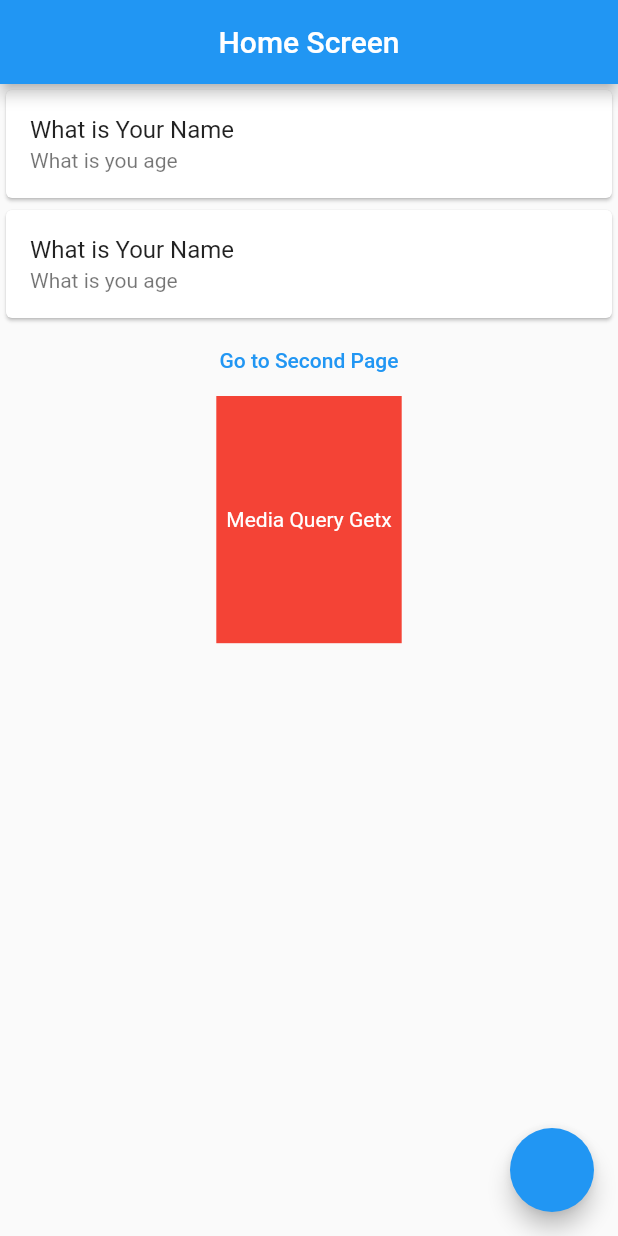
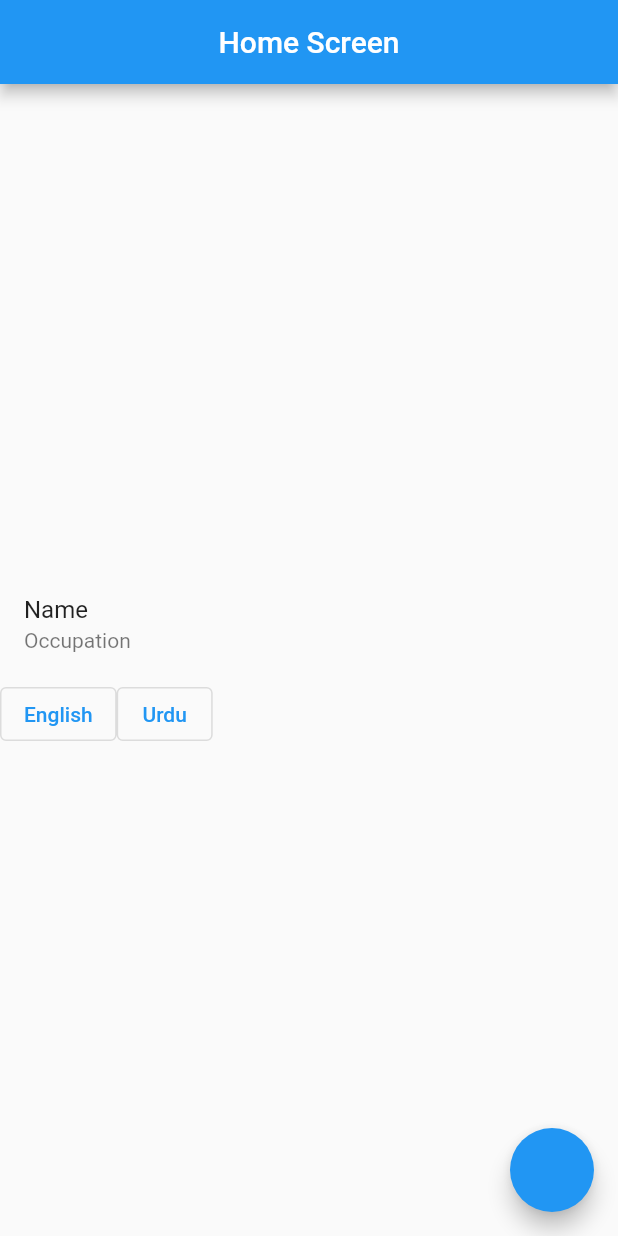
Before and after one commit to Shahabmustafa/Flutter_Getx_Beginner, a Flutter app: the screen it shows after launch, on a phone screen of 412 x 824 dp. Run offline on Flutter 3.47's test engine with Material 2 defaults, Android fonts, the phone set to English and light mode, and no system bars; our stand-ins replace get.

Commit message:
Getx localization & Change App Language

```diff
--- a/lib/home_screen.dart
+++ b/lib/home_screen.dart
@@ -19,80 +19,100 @@ class _HomeScreenState extends State<HomeScreen> {
         title: Text('Home Screen'),
       ),
       body: Column(
-        // mainAxisAlignment: MainAxisAlignment.center,
+        mainAxisAlignment: MainAxisAlignment.center,
+        crossAxisAlignment: CrossAxisAlignment.center,
         children: [
-          Card(
-           child: ListTile(
-             title: Text('What is Your Name'),
-             subtitle: Text('What is you age'),
-             onTap: (){
-               Get.defaultDialog(
-                 title: 'Shahab Mustafa',
-                 middleText: '19 Year',
-                 // textConfirm: 'yes',
-                 // textCancel: 'No'
-                 confirm: TextButton(onPressed: (){
-                   Get.back();
-                 }, child: Text('Yes')),
-                 cancel: TextButton(onPressed: (){
+         //  Card(
+         //   child: ListTile(
+         //     title: Text('What is Your Name'),
+         //     subtitle: Text('What is you age'),
+         //     onTap: (){
+         //       Get.defaultDialog(
+         //         title: 'Shahab Mustafa',
+         //         middleText: '19 Year',
+         //         // textConfirm: 'yes',
+         //         // textCancel: 'No'
+         //         confirm: TextButton(onPressed: (){
+         //           Get.back();
+         //         }, child: Text('Yes')),
+         //         cancel: TextButton(onPressed: (){
+         //
+         //         }, child: Text('NO'))
+         //       );
+         //     },
+         //   ),
+         // ),
+         //  Card(
+         //    child: ListTile(
+         //      title: const Text('What is Your Name'),
+         //      subtitle: const Text('What is you age'),
+         //      onTap: (){
+         //        Get.bottomSheet(
+         //          Column(
+         //            mainAxisAlignment: MainAxisAlignment.center,
+         //            children: [
+         //              Container(
+         //                color: Colors.red,
+         //                child: Column(
+         //                  children: [
+         //                    ListTile(
+         //                      title: const Text('Light Theme'),
+         //                      leading: const Icon(Icons.light_mode),
+         //                      onTap: (){
+         //                        Get.changeTheme(ThemeData.light());
+         //                      },
+         //                    ),
+         //                    ListTile(
+         //                      title: const Text('Dark Theme'),
+         //                      leading: const Icon(Icons.dark_mode),
+         //                      onTap: (){
+         //                        Get.changeTheme(ThemeData.dark());
+         //                      },
+         //                    ),
+         //                  ],
+         //                ),
+         //              ),
+         //            ],
+         //          ),
+         //        );
+         //      },
+         //    ),
+         //  ),
+         //  Column(
+         //    mainAxisAlignment: MainAxisAlignment.center,
+         //    children: [
+         //      TextButton(
+         //        onPressed: (){
+         //          Get.to(SecondPage());
+         //        },
+         //        child: const Text('Go to Second Page'),
+         //      ),
+         //    ],
+         //  ),
+         //  Container(
+         //    width: Get.width * 0.3,
+         //    height: Get.height * 0.2,
+         //    color: Colors.red,
+         //    child: Center(child: Text('Media Query Getx',style: TextStyle(color: Colors.white),)),
+         //  ),
+          ListTile(
+            title: Text('Name'.tr),
+            subtitle: Text('Occupation'.tr),
+          ),
+          Row(
+            children: [
+             OutlinedButton(
+                 onPressed: (){
+                   Get.updateLocale(Locale('en_US'));
+                   },
+                 child: Text('English')),
+              OutlinedButton(
+                  onPressed: (){
+                    Get.updateLocale(Locale('ur_PK'));
+                  },
+                  child: Text('Urdu')),
 
-                 }, child: Text('NO'))
-               );
-             },
-           ),
-         ),
-          Card(
-            child: ListTile(
-              title: const Text('What is Your Name'),
-              subtitle: const Text('What is you age'),
-              onTap: (){
-                Get.bottomSheet(
-                  Column(
-                    mainAxisAlignment: MainAxisAlignment.center,
-                    children: [
-                      Container(
-                        color: Colors.red,
-                        child: Column(
-                          children: [
-                            ListTile(
-                              title: const Text('Light Theme'),
-                              leading: const Icon(Icons.light_mode),
-                              onTap: (){
-                                Get.changeTheme(ThemeData.light());
-                              },
-                            ),
-                            ListTile(
-                              title: const Text('Dark Theme'),
-                              leading: const Icon(Icons.dark_mode),
-                              onTap: (){
-                                Get.changeTheme(ThemeData.dark());
-                              },
-                            ),
-                          ],
-                        ),
-                      ),
-                    ],
-                  ),
-                );
-              },
-            ),
-          ),
-          Column(
-            mainAxisAlignment: MainAxisAlignment.center,
-            children: [
-              TextButton(
-                onPressed: (){
-                  Get.to(SecondPage());
-                },
-                child: const Text('Go to Second Page'),
-              ),
             ],
-          ),
-          Container(
-            width: Get.width * 0.3,
-            height: Get.height * 0.2,
-            color: Colors.red,
-            child: Center(child: Text('Media Query Getx',style: TextStyle(color: Colors.white),)),
           ),
         ],
       ),
--- /dev/null
+++ b/lib/languages.dart
@@ -0,0 +1,20 @@
+
+import 'package:get/get_navigation/src/root/internacionalization.dart';
+
+class Languages extends Translations{
+  @override
+  // TODO: implement keys
+  Map<String, Map<String, String>> get keys => {
+    'en_US' : {
+      'Name' : 'Shahab Mustafa',
+      // 'age' : '18',
+      'Occupation' : 'Developer',
+    },
+    'ur_PK' : {
+      'Name' : 'شہاب مصطفی',
+      // 'age' : '18',
+      'Occupation' : 'ڈویلپر',
+    }
+  };
+
+}
--- a/lib/main.dart
+++ b/lib/main.dart
@@ -1,5 +1,6 @@
 import 'package:flutter/material.dart';
 import 'package:flutter_getx_begginer/home_screen.dart';
+import 'package:flutter_getx_begginer/languages.dart';
 import 'package:flutter_getx_begginer/second_screen.dart';
 import 'package:flutter_getx_begginer/third_screen.dart';
 import 'package:get/get_navigation/get_navigation.dart';
@@ -17,6 +18,9 @@ class MyApp extends StatelessWidget {
     return GetMaterialApp(
       debugShowCheckedModeBanner: false,
       title: 'Flutter Demo',
+      translations: Languages(),
+      locale: const Locale('en_US'),
+      fallbackLocale: Locale('en_US'),
       theme: ThemeData(
         primarySwatch: Colors.blue,
       ),
```
